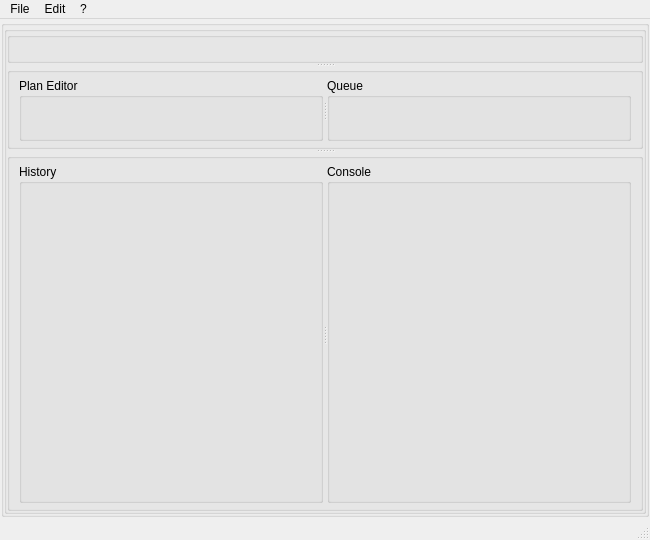
This is src/QSviz/resources/mainwindow.ui in BCDA-APS/QSview as Qt 5 draws it before an edit. The edited form follows.
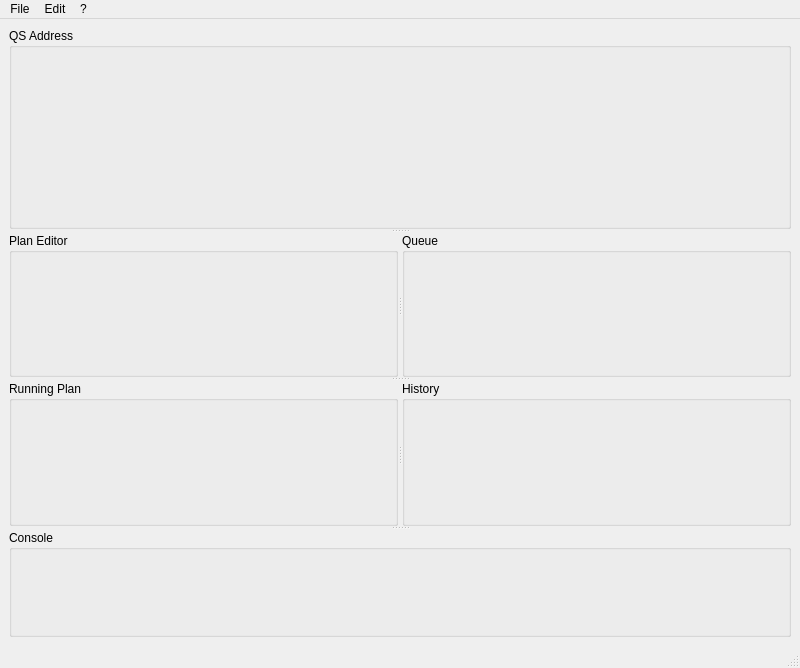
This is the edited form.

Commit message: Refactor UI layout and improve status visualization

Patch:
```diff
--- a/src/QSviz/resources/mainwindow.ui
+++ b/src/QSviz/resources/mainwindow.ui
@@ -6,101 +6,41 @@
    <rect>
     <x>0</x>
     <y>0</y>
-    <width>650</width>
-    <height>540</height>
+    <width>800</width>
+    <height>668</height>
    </rect>
   </property>
   <property name="windowTitle">
    <string>MainWindow</string>
   </property>
   <widget class="QWidget" name="centralwidget">
-   <layout class="QVBoxLayout" name="verticalLayout" stretch="0">
-    <property name="spacing">
-     <number>0</number>
-    </property>
-    <property name="leftMargin">
-     <number>1</number>
-    </property>
-    <property name="topMargin">
-     <number>1</number>
-    </property>
-    <property name="rightMargin">
-     <number>1</number>
-    </property>
-    <property name="bottomMargin">
-     <number>1</number>
-    </property>
+   <layout class="QVBoxLayout" name="verticalLayout">
     <item>
-     <widget class="QGroupBox" name="groupbox">
-      <property name="title">
-       <string/>
-      </property>
-      <layout class="QVBoxLayout" name="verticalLayout_2">
-       <property name="leftMargin">
-        <number>0</number>
-       </property>
-       <property name="topMargin">
-        <number>0</number>
-       </property>
-       <property name="rightMargin">
-        <number>0</number>
-       </property>
-       <property name="bottomMargin">
-        <number>0</number>
-       </property>
-       <item>
-        <widget class="QGroupBox" name="groupBox">
-         <property name="toolTip">
-          <string extracomment="Select"/>
-         </property>
-         <layout class="QGridLayout" name="gridLayout" columnstretch="1">
-          <property name="leftMargin">
-           <number>0</number>
-          </property>
-          <property name="topMargin">
-           <number>0</number>
-          </property>
-          <property name="rightMargin">
-           <number>0</number>
-          </property>
-          <property name="bottomMargin">
-           <number>0</number>
-          </property>
-          <item row="1" column="0">
            <widget class="QSplitter" name="splitter_V">
             <property name="orientation">
              <enum>Qt::Vertical</enum>
             </property>
             <widget class="QGroupBox" name="groupBox_status">
              <property name="title">
-              <string/>
-             </property>
-             <layout class="QVBoxLayout" name="verticalLayout_3">
+        <string>QS Address</string>
+       </property>
+       <layout class="QHBoxLayout" name="horizontalLayout_3">
               <property name="leftMargin">
-               <number>0</number>
+         <number>10</number>
               </property>
               <property name="topMargin">
-               <number>0</number>
+         <number>10</number>
               </property>
               <property name="rightMargin">
-               <number>0</number>
+         <number>10</number>
               </property>
               <property name="bottomMargin">
-               <number>0</number>
+         <number>10</number>
               </property>
              </layout>
             </widget>
-            <widget class="QGroupBox" name="groupBox_monitor">
-             <property name="title">
-              <string/>
-             </property>
+      <widget class="QWidget" name="widget" native="true">
              <layout class="QHBoxLayout" name="horizontalLayout">
-              <property name="topMargin">
-               <number>5</number>
-              </property>
-              <property name="bottomMargin">
-               <number>5</number>
-              </property>
               <item>
                <widget class="QSplitter" name="splitter_H1">
                 <property name="orientation">
@@ -110,7 +50,7 @@
                  <property name="title">
                   <string>Plan Editor</string>
                  </property>
-                 <layout class="QVBoxLayout" name="verticalLayout_4">
+           <layout class="QHBoxLayout" name="horizontalLayout_4">
                   <property name="leftMargin">
                    <number>0</number>
                   </property>
@@ -129,7 +69,7 @@
                  <property name="title">
                   <string>Queue</string>
                  </property>
-                 <layout class="QVBoxLayout" name="verticalLayout_5">
+           <layout class="QHBoxLayout" name="horizontalLayout_5">
                   <property name="leftMargin">
                    <number>0</number>
                   </property>
@@ -148,45 +88,37 @@
               </item>
              </layout>
             </widget>
-            <widget class="QGroupBox" name="groupBox_2">
-             <property name="title">
-              <string/>
-             </property>
+      <widget class="QWidget" name="widget_2" native="true">
              <layout class="QHBoxLayout" name="horizontalLayout_2">
-              <property name="topMargin">
-               <number>5</number>
-              </property>
-              <property name="bottomMargin">
-               <number>5</number>
-              </property>
               <item>
                <widget class="QSplitter" name="splitter_H2">
                 <property name="orientation">
                  <enum>Qt::Horizontal</enum>
                 </property>
+          <widget class="QGroupBox" name="groupBox_plan">
+           <property name="title">
+            <string>Running Plan</string>
+           </property>
+           <layout class="QHBoxLayout" name="horizontalLayout_6">
+            <property name="leftMargin">
+             <number>0</number>
+            </property>
+            <property name="topMargin">
+             <number>0</number>
+            </property>
+            <property name="rightMargin">
+             <number>0</number>
+            </property>
+            <property name="bottomMargin">
+             <number>0</number>
+            </property>
+           </layout>
+          </widget>
                 <widget class="QGroupBox" name="groupBox_history">
-                 <property name="sizePolicy">
-                  <sizepolicy hsizetype="Preferred" vsizetype="Preferred">
-                   <horstretch>0</horstretch>
-                   <verstretch>0</verstretch>
-                  </sizepolicy>
-                 </property>
-                 <property name="minimumSize">
-                  <size>
-                   <width>100</width>
-                   <height>200</height>
-                  </size>
-                 </property>
-                 <property name="maximumSize">
-                  <size>
-                   <width>16777215</width>
-                   <height>16777215</height>
-                  </size>
-                 </property>
                  <property name="title">
                   <string>History</string>
                  </property>
-                 <layout class="QHBoxLayout" name="horizontalLayout_3">
+           <layout class="QHBoxLayout" name="horizontalLayout_7">
                   <property name="leftMargin">
                    <number>0</number>
                   </property>
@@ -199,31 +131,17 @@
                   <property name="bottomMargin">
                    <number>0</number>
                   </property>
+           </layout>
+          </widget>
+         </widget>
+        </item>
                  </layout>
                 </widget>
                 <widget class="QGroupBox" name="groupBox_console">
-                 <property name="sizePolicy">
-                  <sizepolicy hsizetype="Preferred" vsizetype="Preferred">
-                   <horstretch>0</horstretch>
-                   <verstretch>0</verstretch>
-                  </sizepolicy>
-                 </property>
-                 <property name="minimumSize">
-                  <size>
-                   <width>100</width>
-                   <height>200</height>
-                  </size>
-                 </property>
-                 <property name="maximumSize">
-                  <size>
-                   <width>16777215</width>
-                   <height>16777215</height>
-                  </size>
-                 </property>
                  <property name="title">
                   <string>Console</string>
                  </property>
-                 <layout class="QHBoxLayout" name="horizontalLayout_4">
+       <layout class="QHBoxLayout" name="horizontalLayout_8">
                   <property name="leftMargin">
                    <number>0</number>
                   </property>
@@ -238,16 +156,6 @@
                   </property>
                  </layout>
                 </widget>
-               </widget>
-              </item>
-             </layout>
-            </widget>
-           </widget>
-          </item>
-         </layout>
-        </widget>
-       </item>
-      </layout>
      </widget>
     </item>
    </layout>
@@ -257,7 +165,7 @@
     <rect>
      <x>0</x>
      <y>0</y>
-     <width>650</width>
+     <width>800</width>
      <height>24</height>
     </rect>
    </property>
@@ -266,10 +174,7 @@
      <string>File</string>
     </property>
     <addaction name="actionOpen"/>
-    <addaction name="actionSave_As"/>
-    <addaction name="separator"/>
-    <addaction name="actionPreferences"/>
-    <addaction name="separator"/>
+    <addaction name="actionOpen_Recent"/>
     <addaction name="actionExit"/>
    </widget>
    <widget class="QMenu" name="menuEdit">
@@ -277,7 +182,7 @@
      <string>Edit</string>
     </property>
    </widget>
-   <widget class="QMenu" name="menu">
+   <widget class="QMenu" name="menuAbout">
     <property name="title">
      <string>?</string>
     </property>
@@ -285,12 +190,32 @@
    </widget>
    <addaction name="menuFile"/>
    <addaction name="menuEdit"/>
-   <addaction name="menu"/>
+   <addaction name="menuAbout"/>
   </widget>
   <widget class="QStatusBar" name="statusbar"/>
-  <action name="actionEdit">
+  <action name="actionAbout_2">
    <property name="text">
-    <string>Edit</string>
+    <string>About QSview</string>
+   </property>
+  </action>
+  <action name="actionOpen_2">
+   <property name="text">
+    <string>Open</string>
+   </property>
+  </action>
+  <action name="actionOpen_recent">
+   <property name="text">
+    <string>Open recent</string>
+   </property>
+  </action>
+  <action name="actionPreferences">
+   <property name="text">
+    <string>Preferences</string>
+   </property>
+  </action>
+  <action name="actionExit_2">
+   <property name="text">
+    <string>Exit</string>
    </property>
   </action>
   <action name="actionAbout">
@@ -298,30 +223,24 @@
     <string>About ...</string>
    </property>
   </action>
-  <action name="actionExit">
-   <property name="text">
-    <string>E&amp;xit</string>
-   </property>
-   <property name="shortcut">
-    <string>Ctrl+X</string>
-   </property>
-  </action>
   <action name="actionOpen">
    <property name="text">
-    <string>&amp;Open ...</string>
+    <string>Open</string>
    </property>
-   <property name="shortcut">
-    <string>Ctrl+O</string>
+  </action>
+  <action name="actionOpen_Recent">
+   <property name="text">
+    <string>Open Recent</string>
    </property>
   </action>
-  <action name="actionPreferences">
+  <action name="actionExit">
    <property name="text">
-    <string>Preferences ...</string>
+    <string>Exit</string>
    </property>
   </action>
-  <action name="actionSave_As">
+  <action name="actionPreferences_2">
    <property name="text">
-    <string>Save As ...</string>
+    <string>Preferences</string>
    </property>
   </action>
  </widget>
```
Lines whose indentation alone changed are shown as unchanged. The commit also changes 8 other files.
